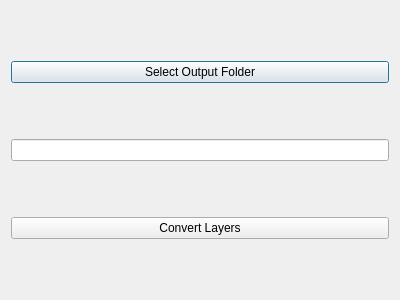
Old version of the form mainPlugin_dialog_base.ui in the repository thomasartopoulos/ba_converter.
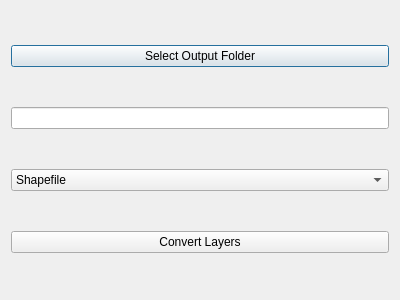
New version of the form.

Diff of the .ui file:
```diff
--- a/mainPlugin_dialog_base.ui
+++ b/mainPlugin_dialog_base.ui
@@ -24,6 +24,23 @@
    <item>
     <widget class="QLineEdit" name="outputFolderLineEdit"/>
    </item>
+   <item>
+    <widget class="QComboBox" name="outputFormatComboBox">
+     <property name="toolTip">
+      <string>Select Output Format</string>
+     </property>
+     <item>
+      <property name="text">
+       <string>Shapefile</string>
+      </property>
+     </item>
+     <item>
+      <property name="text">
+       <string>GeoPackage</string>
+      </property>
+     </item>
+    </widget>
+   </item>
    <item>
     <widget class="QPushButton" name="convertButton">
      <property name="text">
```
Left out of the diff: 1 changed line with no effect on the pictures.
